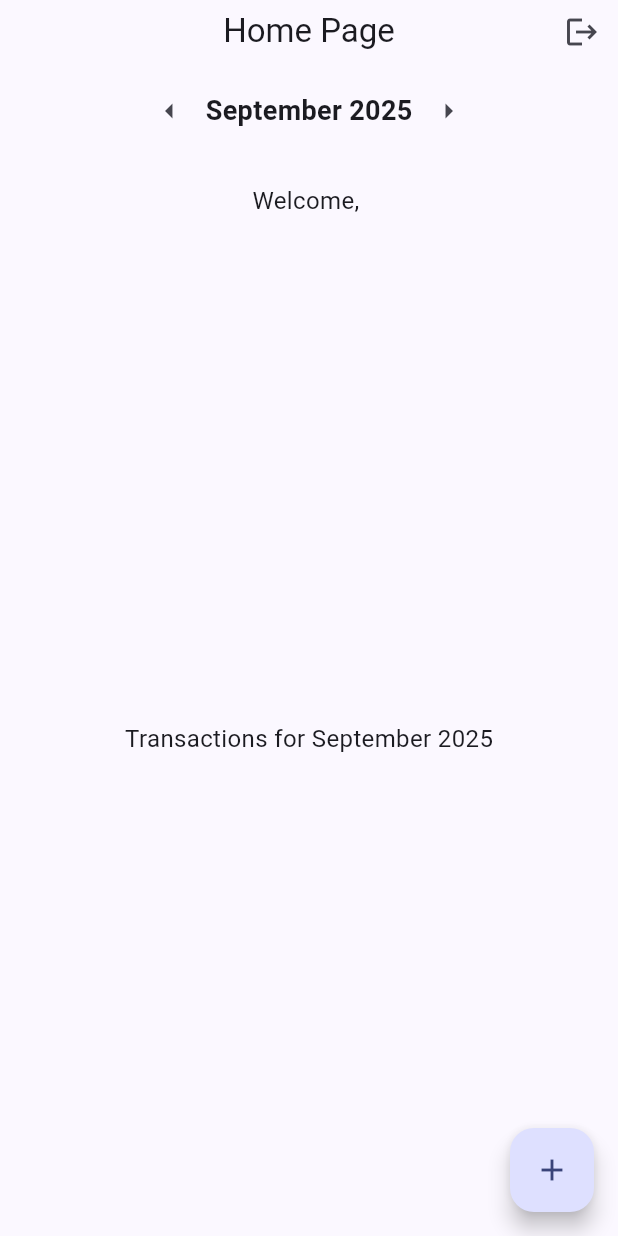
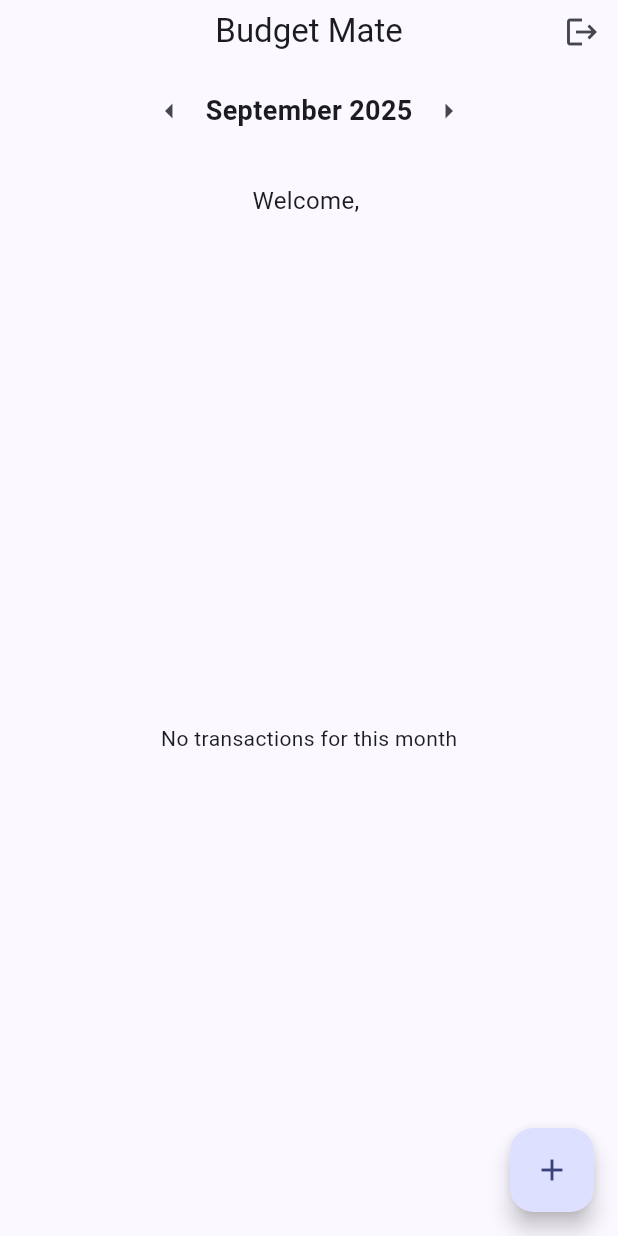
Before and after one commit to kavinda-jayasinghe/BudgetMate-Mobile-App, a Flutter app: the screen it shows once a user with an empty profile is signed in, after a tap on the "arrow left" icon, on a phone screen of 412 x 824 dp. Run offline on Flutter 3.47's test engine with Material 3 defaults, Android fonts, the phone set to English and light mode, and no system bars; our stand-ins replace cloud_firestore, firebase_auth, firebase_core; accounts and stored records are empty.

Commit message:
view history in home

```diff
--- a/lib/screens/home_screen.dart
+++ b/lib/screens/home_screen.dart
@@ -1,8 +1,10 @@
+// home_screen.dart
 import 'package:budget_mate/screens/auth_page.dart';
 import 'package:flutter/material.dart';
 import 'package:firebase_auth/firebase_auth.dart';
-import 'add_expense_screen.dart'; // Import the AddExpenseScreen
-import 'package:intl/intl.dart';  // To format the date
+import 'add_expense_screen.dart';
+import 'transaction_list.dart'; // Import the new TransactionList widget
+import 'package:intl/intl.dart';
 
 class HomeScreen extends StatefulWidget {
   const HomeScreen({super.key});
@@ -34,7 +36,7 @@ class _HomeScreenState extends State<HomeScreen> {
 
     return Scaffold(
       appBar: AppBar(
-        title: const Text('Home Page'),
+        title: const Text('Budget Mate'),
         centerTitle: true,
         actions: [
           IconButton(
@@ -55,20 +57,17 @@ class _HomeScreenState extends State<HomeScreen> {
             child: Row(
               mainAxisAlignment: MainAxisAlignment.center,
               children: [
-                // Previous month button
                 IconButton(
                   icon: const Icon(Icons.arrow_left),
                   onPressed: _previousMonth,
                 ),
-
-                // Display Month & Year
                 Text(
                   DateFormat.yMMMM().format(_selectedDate),
                   style: const TextStyle(
-                      fontSize: 18, fontWeight: FontWeight.bold),
+                    fontSize: 18,
+                    fontWeight: FontWeight.bold,
                   ),
-
-                // Next month button
+                ),
                 IconButton(
                   icon: const Icon(Icons.arrow_right),
                   onPressed: _nextMonth,
@@ -78,11 +77,9 @@ class _HomeScreenState extends State<HomeScreen> {
           ),
         ),
       ),
-      body: Center(
-        child: Column(
+      body: Column(
         children: [
           const SizedBox(height: 16),
-            // Welcome message
           Text(
             user != null
                 ? 'Welcome, ${user.email}'
@@ -90,23 +87,13 @@ class _HomeScreenState extends State<HomeScreen> {
             style: const TextStyle(fontSize: 16),
           ),
           const SizedBox(height: 16),
-
-            // Placeholder for history / transaction list
           Expanded(
-              child: Center(
-                child: Text(
-                  'Transactions for ${DateFormat.yMMMM().format(_selectedDate)}',
-                  style: const TextStyle(fontSize: 16),
-                ),
-              ),
+            child: TransactionList(selectedDate: _selectedDate), // Use TransactionList widget
           ),
         ],
       ),
-      ),
-      // Floating + Button to add Expense/Income
       floatingActionButton: FloatingActionButton(
         onPressed: () {
-          // Navigate to Add Expense Screen
           Navigator.push(
             context,
             MaterialPageRoute(builder: (context) => const AddExpenseScreen()),
--- /dev/null
+++ b/lib/screens/transaction_list.dart
@@ -0,0 +1,85 @@
+// transaction_list.dart
+import 'package:flutter/material.dart';
+import 'package:cloud_firestore/cloud_firestore.dart';
+import 'package:intl/intl.dart';
+import 'package:firebase_auth/firebase_auth.dart';
+
+class TransactionList extends StatelessWidget {
+  final DateTime selectedDate;
+
+  const TransactionList({super.key, required this.selectedDate});
+
+  @override
+  Widget build(BuildContext context) {
+    final user = FirebaseAuth.instance.currentUser;
+    if (user == null) {
+      return const Center(child: Text('Please log in to view transactions'));
+    }
+
+    // Define the start and end of the selected month
+    final startOfMonth = DateTime(selectedDate.year, selectedDate.month, 1);
+    final endOfMonth = DateTime(selectedDate.year, selectedDate.month + 1, 0, 23, 59, 59);
+
+    print('Fetching transactions for user: ${user.uid}');
+    print('Date range: $startOfMonth to $endOfMonth');
+
+    return StreamBuilder<QuerySnapshot>(
+      stream: FirebaseFirestore.instance
+          .collection('transactions')
+          .where('userId', isEqualTo: user.uid)
+          .where('date', isGreaterThanOrEqualTo: Timestamp.fromDate(startOfMonth))
+          .where('date', isLessThanOrEqualTo: Timestamp.fromDate(endOfMonth))
+          .orderBy('date', descending: true)
+          .snapshots(),
+      builder: (context, snapshot) {
+        if (snapshot.connectionState == ConnectionState.waiting) {
+          return const Center(child: CircularProgressIndicator());
+        }
+        if (snapshot.hasError) {
+          print('Firestore error: ${snapshot.error}'); // Log error for debugging
+          return Center(
+            child: Text(
+              snapshot.error.toString().contains('network')
+                  ? 'No internet connection. Please try again.'
+                  : 'Error loading transactions: ${snapshot.error}',
+            ),
+          );
+        }
+        if (!snapshot.hasData || snapshot.data!.docs.isEmpty) {
+          return const Center(child: Text('No transactions for this month'));
+        }
+
+        final transactions = snapshot.data!.docs;
+
+        return ListView.builder(
+          itemCount: transactions.length,
+          itemBuilder: (context, index) {
+            final transaction = transactions[index];
+            final amount = transaction['amount'] as double? ?? 0.0;
+            final category = transaction['category'] as String? ?? 'Unknown';
+            final note = transaction['note'] as String? ?? '';
+            final date = (transaction['date'] as Timestamp?)?.toDate() ?? DateTime.now();
+            final type = transaction['type'] as String? ?? 'unknown';
+
+            return Card(
+              margin: const EdgeInsets.symmetric(horizontal: 16, vertical: 8),
+              child: ListTile(
+                title: Text(category),
+                subtitle: Text(
+                  '${note.isNotEmpty ? '$note - ' : ''}${DateFormat.yMMMd().format(date)}',
+                ),
+                trailing: Text(
+                  '${type == 'expense' ? '-' : '+'}\$${amount.toStringAsFixed(2)}',
+                  style: TextStyle(
+                    color: type == 'expense' ? Colors.red : Colors.green,
+                    fontWeight: FontWeight.bold,
+                  ),
+                ),
+              ),
+            );
+          },
+        );
+      },
+    );
+  }
+}
```
Also changed, not shown: lib/screens/add_expense_income_dialog.dart (+47 -14 lines), lib/screens/add_expense_screen.dart (+18 -1 lines). Lines whose indentation alone changed are shown as unchanged.
